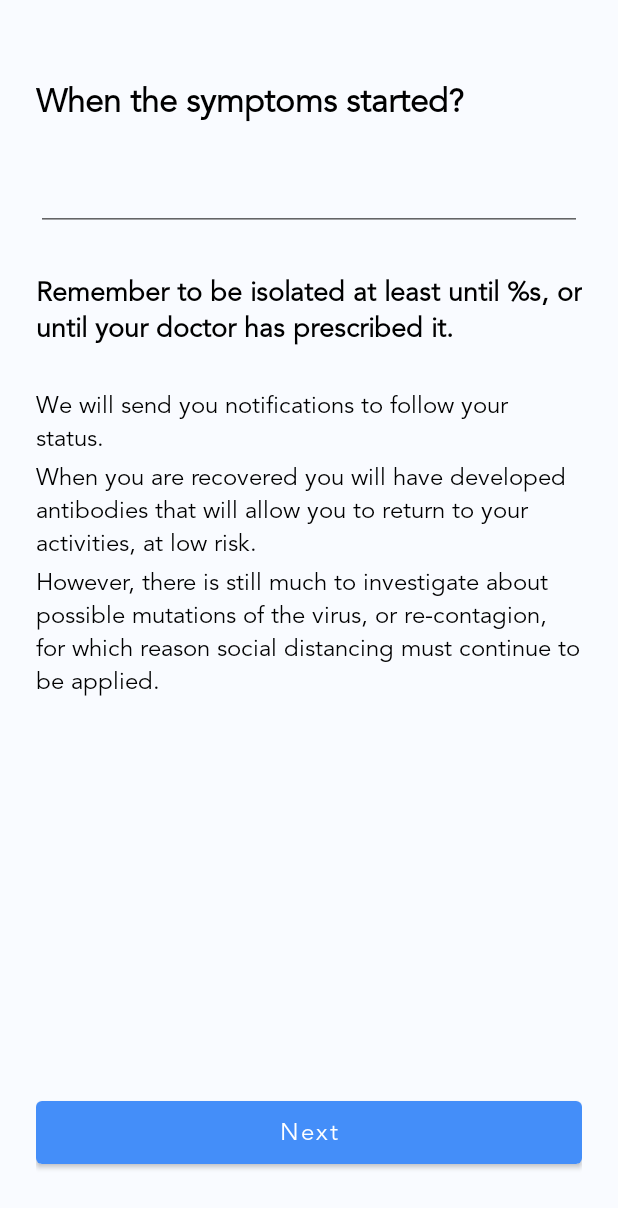
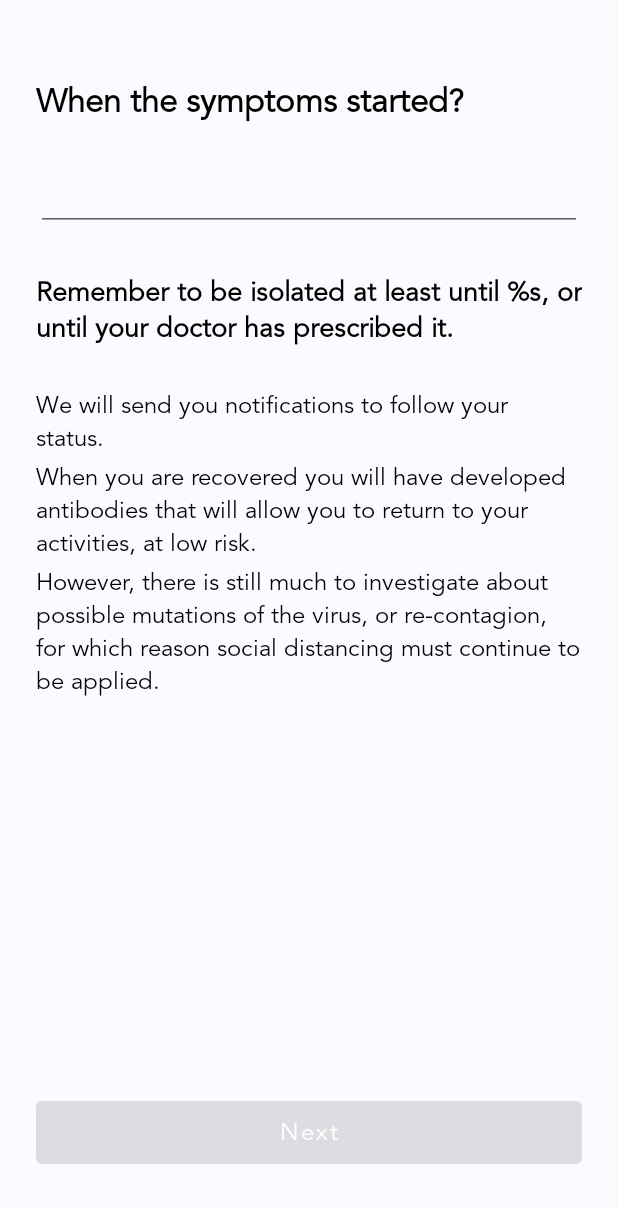
Before and after one commit to AID-COVID-19/vive-android, an Android app: the DateStatusFragment screen opened through its navigation route, on a phone screen of 412 x 824 dp. Shown: the top 1208 px of the screen. Run offline under Robolectric (Android 15) with nearby library versions, the phone set to English and light mode, and no system bars; libraries missing offline, so code that uses them is left out: com.soywiz.klock; plain views replace LoadingButton; 1 statement that could not run was skipped.

Commit message:
images of onboarding

```diff
--- a/app/build.gradle
+++ b/app/build.gradle
@@ -61,6 +61,9 @@ dependencies {
     implementation 'androidx.fragment:fragment-ktx:1.2.4'
     implementation 'androidx.recyclerview:recyclerview:1.2.0-alpha02'
 
+    //Jackson for kotlin
+    implementation 'com.fasterxml.jackson.module:jackson-module-kotlin:2.11.0'
+
     implementation 'org.eclipse.paho:org.eclipse.paho.client.mqttv3:1.2.0'
     implementation 'org.eclipse.paho:org.eclipse.paho.android.service:1.1.1'
 
--- a/app/src/main/java/care/vive/android/onboarding/DateStatusFragment.kt
+++ b/app/src/main/java/care/vive/android/onboarding/DateStatusFragment.kt
@@ -1,12 +1,15 @@
 package care.vive.android.onboarding
 
 import android.os.Bundle
+import android.util.Log
 import android.view.LayoutInflater
 import android.view.View
 import android.view.ViewGroup
 import androidx.fragment.app.activityViewModels
 import care.vive.android.util.BaseFragment
+import com.soywiz.klock.Date
 import com.vive.android.databinding.FragmentDateStatusBinding
+import java.util.*
 
 class DateStatusFragment  : BaseFragment() {
 
@@ -29,5 +32,43 @@ class DateStatusFragment  : BaseFragment() {
             navigate(directions)
         }
         binding.btnNext.setOnClickListener(listener)
+        setupCalendar()
+    }
+
+    private lateinit var calendar: Calendar
+
+    private fun setupCalendar(){
+        val listener: (View) -> Unit = {
+            binding.datePicker.visibility = View.VISIBLE
+        }
+        binding.editTextDate.setOnClickListener(listener)
+        // Get the Calendar current year, month and day of month
+        calendar = Calendar.getInstance()
+        var thisYear = calendar.get(Calendar.YEAR)
+        var month = calendar.get(Calendar.MONTH)
+        var day = calendar.get(Calendar.DAY_OF_MONTH)
+
+        if(viewModelOnboarding.dateSymptomsLocal != null) {
+            // Get the Calendar current year, month and day of month
+            thisYear = viewModelOnboarding.dateSymptomsLocal!!.year
+            month = viewModelOnboarding.dateSymptomsLocal!!.month.ordinal
+            day = viewModelOnboarding.dateSymptomsLocal!!.day
+        }
+
+        // Initialize the date picker widget with system current date
+        binding.run {
+            // Initialize the date picker widget with system current date
+            datePicker.init(
+                thisYear,
+                month,
+                day
+            ) { view, year, monthOfYear, dayOfMonth ->
+                val date = Date.invoke(year, monthOfYear, dayOfMonth)
+                viewModelOnboarding.dateSymptomsLocal = date
+                val stringDate = date.format(format = "EEE, dd MMM yyyy")
+                binding.editTextDate.setText(stringDate)
+                binding.editTextDate.visibility = View.GONE
+            }
+        }
     }
 }
--- a/app/src/main/java/care/vive/android/onboarding/OnboardingViewModel.kt
+++ b/app/src/main/java/care/vive/android/onboarding/OnboardingViewModel.kt
@@ -4,15 +4,15 @@ import androidx.lifecycle.LiveData
 import androidx.lifecycle.MutableLiveData
 import androidx.lifecycle.ViewModel
 import care.vive.android.covid.CovidStatus
-import kotlin.properties.Delegates
+import com.soywiz.klock.Date
 
 class OnboardingViewModel : ViewModel() {
 
     var covidSelectedId: Int = -1
     lateinit var covidStatus: CovidStatus
+    var dateSymptomsLocal: Date? = null
 
-
-            private val _text = MutableLiveData<String>().apply {
+    private val _text = MutableLiveData<String>().apply {
         value = "This is Check Fragment"
     }
     val text: LiveData<String> = _text
--- a/app/src/main/java/care/vive/android/onboarding/StartFragment.kt
+++ b/app/src/main/java/care/vive/android/onboarding/StartFragment.kt
@@ -1,11 +1,13 @@
 package care.vive.android.onboarding
 
 import android.os.Bundle
+import android.util.Log
 import android.view.LayoutInflater
 import android.view.View
 import android.view.ViewGroup
 import androidx.fragment.app.activityViewModels
 import care.vive.android.util.BaseFragment
+import care.vive.android.util.Utils
 import com.vive.android.databinding.FragmentStartBinding
 
 class StartFragment : BaseFragment() {
@@ -18,7 +20,9 @@ class StartFragment : BaseFragment() {
         container: ViewGroup?,
         savedInstanceState: Bundle?
     ): View? {
+        val utils: Utils = Utils()
         binding = FragmentStartBinding.inflate(inflater, container, false)
+
         return binding.root
     }
 
--- a/app/src/main/res/layout/fragment_be_contributing.xml
+++ b/app/src/main/res/layout/fragment_be_contributing.xml
@@ -14,6 +14,7 @@
         android:id="@+id/image"
         android:layout_width="match_parent"
         android:layout_height="350dp"
+        android:src="@drawable/contributing"
         app:layout_constraintBottom_toTopOf="@+id/btnNext"
         app:layout_constraintEnd_toEndOf="parent"
         app:layout_constraintStart_toStartOf="parent"
--- a/app/src/main/res/layout/fragment_date_status.xml
+++ b/app/src/main/res/layout/fragment_date_status.xml
@@ -35,7 +35,6 @@
             android:inputType="date" />
         <TextView
             android:id="@+id/title1"
-            android:layout_width="0dp"
             android:layout_height="wrap_content"
             android:layout_marginTop="@dimen/activity_txt_margin_first_line"
             android:text="@string/covid_date_notice_0"
@@ -70,6 +69,7 @@
         android:layout_marginBottom="@dimen/btn_margin_bottom_end_views"
         android:elevation="@dimen/button_elevation"
         android:text="@string/btn_next_title"
+        android:enabled="false"
         android:textAllCaps="false"
         android:textColor="@color/colorFontForDarkBackground"
         android:textSize="16sp"
@@ -87,6 +87,7 @@
         android:layout_width="wrap_content"
         android:layout_height="wrap_content"
         android:visibility="gone"
+        android:background="@color/colorBackgroundLight"
         app:layout_constraintBottom_toBottomOf="parent"
         app:layout_constraintEnd_toEndOf="parent"
         app:layout_constraintStart_toStartOf="parent"
--- a/app/src/main/res/layout/fragment_share_covid_status.xml
+++ b/app/src/main/res/layout/fragment_share_covid_status.xml
@@ -14,6 +14,7 @@
         android:id="@+id/image"
         android:layout_width="match_parent"
         android:layout_height="340dp"
+        android:src="@drawable/status"
         app:layout_constraintBottom_toTopOf="@+id/btnNext"
         app:layout_constraintEnd_toEndOf="parent"
         app:layout_constraintStart_toStartOf="parent"
@@ -25,6 +26,7 @@
         android:layout_width="match_parent"
         android:layout_height="wrap_content"
         android:orientation="vertical"
+        android:layout_marginTop="@dimen/activity_txt_margin_section"
         app:layout_constraintBottom_toTopOf="@+id/btnNext"
         app:layout_constraintEnd_toEndOf="parent"
         app:layout_constraintStart_toStartOf="parent"
--- a/app/src/main/res/layout/fragment_start.xml
+++ b/app/src/main/res/layout/fragment_start.xml
@@ -18,6 +18,7 @@ tools:context="care.vive.android.onboarding.StartFragment">
         app:layout_constraintEnd_toEndOf="parent"
         app:layout_constraintStart_toStartOf="parent"
         app:layout_constraintTop_toTopOf="parent"
+        android:src="@drawable/d2"
         app:layout_constraintVertical_bias="0.19999999" />
 
     <LinearLayout
@@ -25,6 +26,7 @@ tools:context="care.vive.android.onboarding.StartFragment">
         android:layout_width="match_parent"
         android:layout_height="wrap_content"
         android:orientation="vertical"
+        android:layout_marginTop="@dimen/activity_txt_margin_section"
         app:layout_constraintBottom_toTopOf="@+id/btnNext"
         app:layout_constraintEnd_toEndOf="parent"
         app:layout_constraintStart_toStartOf="parent"
@@ -35,6 +37,7 @@ tools:context="care.vive.android.onboarding.StartFragment">
             android:id="@+id/txtStartTitle"
             android:layout_width="match_parent"
             android:layout_height="0dp"
+            android:layout_marginTop="@dimen/activity_txt_margin_section"
             android:layout_gravity="start|center_vertical"
             android:layout_marginStart="8dp"
             android:layout_marginEnd="8dp"
--- a/app/src/main/res/navigation/onboarding_navigation.xml
+++ b/app/src/main/res/navigation/onboarding_navigation.xml
@@ -30,6 +30,9 @@
         <action
             android:id="@+id/action_covidStatusFragment_to_dateStatusFragment"
             app:destination="@id/dateStatusFragment" />
+        <action
+            android:id="@+id/action_covidStatusFragment_to_beContributingFragment"
+            app:destination="@id/beContributingFragment" />
     </fragment>
     <fragment
         android:id="@+id/startFragment"
```
Also changed, not shown: app/src/main/assets/places.csv (added, +21 -0 lines), app/src/main/java/care/vive/android/onboarding/CovidStatusFragment.kt (+8 -2 lines), app/src/main/java/care/vive/android/util/Place.kt (added, +61 -0 lines), app/src/main/java/care/vive/android/util/Utils.java (added, +13 -0 lines), app/src/main/res/drawable/contributing.jpeg (added), app/src/main/res/drawable/d2.png (added), app/src/main/res/drawable/status.png (added), 1 other file.
